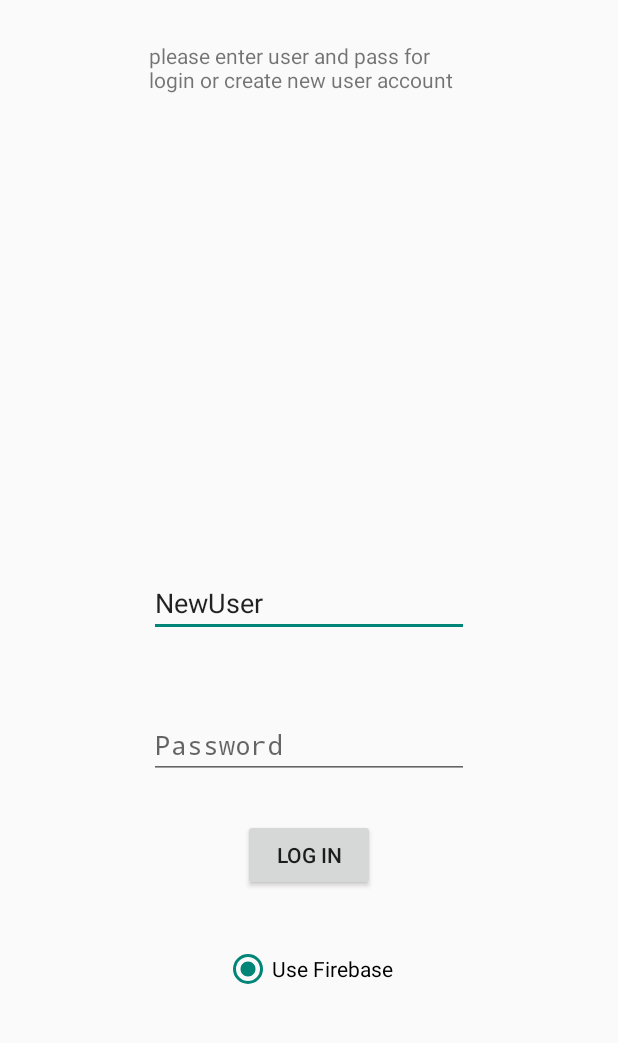
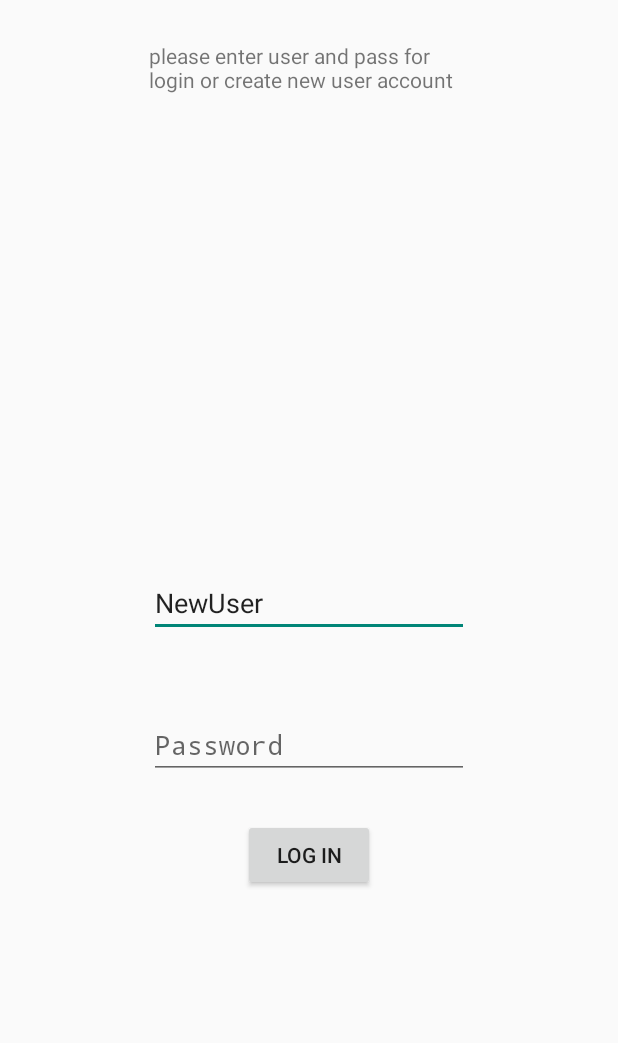
Before and after one commit to Keoush/Group_Messaging, an Android app: the LogInActivity screen opened directly, with no data from a screen before it, on a phone screen of 412 x 824 dp, the part 133-1176 px from its top. Run offline under Robolectric (Android 15) with nearby library versions, the phone set to English and light mode, and no system bars; libraries missing offline, so code that uses them is left out: com.firebase.client; 2 statements that could not run were skipped.

Commit message:
main update commit

```diff
--- a/app/src/main/java/com/kebrit/groupmessaging/activity/LogInActivity.java
+++ b/app/src/main/java/com/kebrit/groupmessaging/activity/LogInActivity.java
@@ -63,6 +63,11 @@ public class LogInActivity extends Activity {
             public void onDataChange(DataSnapshot dataSnapshot) {
 
                 if (dataSnapshot.getValue() == null) {
+                    if(password.length() < 4){
+                        Toast.makeText(LogInActivity.this, "your password length must greater than 4 character\nplease enter new password." + uID, Toast.LENGTH_LONG).show();
+                        return;
+                    }
+                    else {
                         Map map = new HashMap();
                         map.put("userId", uID);
                         map.put("username", uName);
@@ -76,6 +81,7 @@ public class LogInActivity extends Activity {
                         Toast.makeText(LogInActivity.this, "New user created : " + uID, Toast.LENGTH_LONG).show();
 
                         goToNextActivity(uName);
+                    }
 
                 }else if(( (Map) dataSnapshot.getValue()).get("password").toString().equals(password)){
                     goToNextActivity(uName);
@@ -93,7 +99,7 @@ public class LogInActivity extends Activity {
 
     private void goToNextActivity(String name) {
 
-        Intent myIntent = new Intent(LogInActivity.this, MainActivity.class);
+        Intent myIntent = new Intent(LogInActivity.this, ChatActivity.class);
         myIntent.putExtra("USERNAME", name);
         LogInActivity.this.startActivity(myIntent);
 
--- a/app/src/main/res/layout/activity_log_in.xml
+++ b/app/src/main/res/layout/activity_log_in.xml
@@ -40,17 +40,17 @@
         android:layout_alignTop="@+id/passwordField"
         android:layout_centerHorizontal="true" />
 
-    <RadioButton
-        android:layout_width="wrap_content"
-        android:layout_height="wrap_content"
-        android:text="Use Firebase"
-        android:id="@+id/firebaseRadioButton"
-        android:layout_below="@+id/logInButton"
-        android:layout_centerHorizontal="true"
-        android:layout_marginTop="36dp"
-        android:enabled="true"
-        android:focusable="false"
-        android:checked="true" />
+    <!--<RadioButton-->
+        <!--android:layout_width="wrap_content"-->
+        <!--android:layout_height="wrap_content"-->
+        <!--android:text="Use Firebase"-->
+        <!--android:id="@+id/firebaseRadioButton"-->
+        <!--android:layout_below="@+id/logInButton"-->
+        <!--android:layout_centerHorizontal="true"-->
+        <!--android:layout_marginTop="36dp"-->
+        <!--android:enabled="true"-->
+        <!--android:focusable="false"-->
+        <!--android:checked="true" />-->
 
     <TextView
         android:layout_width="wrap_content"
--- a/app/src/main/res/layout/activity_splash.xml
+++ b/app/src/main/res/layout/activity_splash.xml
@@ -10,5 +10,5 @@
         android:id="@+id/splashImageView"
         android:layout_weight="0.68"
         android:src="@drawable/splash_image_ikiu"
-        android:layout_margin="25dp" />
+        android:layout_margin="50dp" />
 </LinearLayout>
```
Lines whose indentation alone changed are shown as unchanged.
